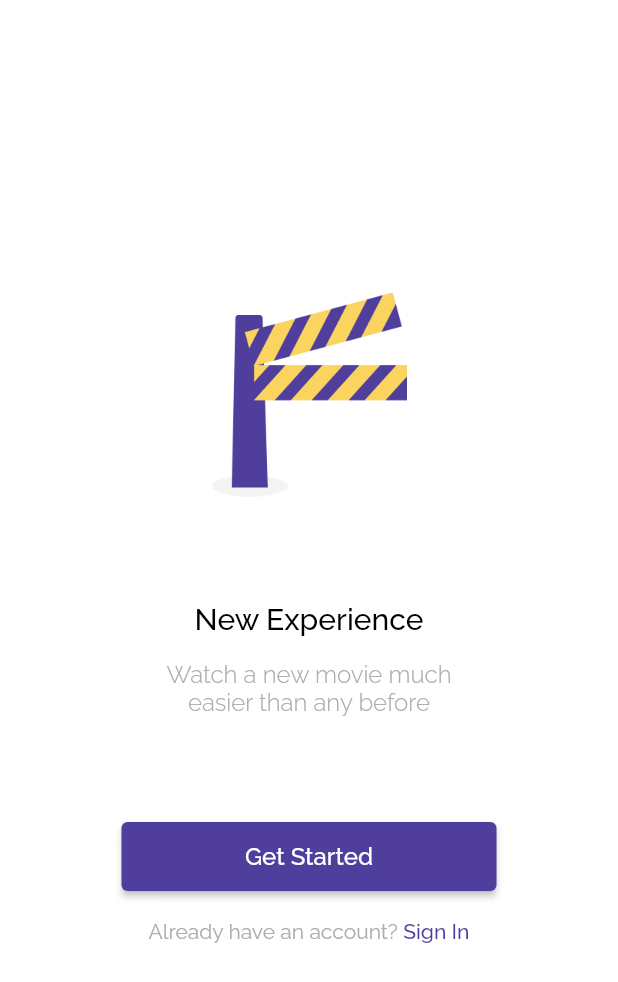
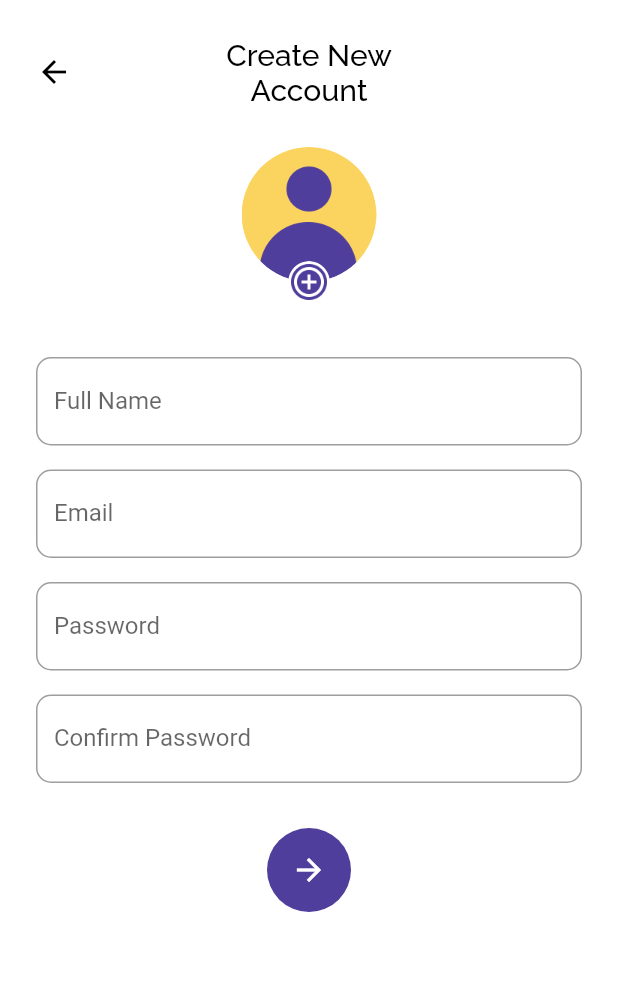
Before and after one commit to yusupcr9/yusup_flutix, a Flutter app: the screen it shows after launch, after a tap on "Get Started", on a phone screen of 412 x 824 dp. Shown: the top 982 px of the screen. Run offline on Flutter 3.47's test engine with Material 2 defaults, Android fonts, the light colour scheme and no system bars; our stand-ins replace another_flushbar, bloc, cloud_firestore, email_validator, equatable, firebase_auth and 6 more; accounts and stored records are empty.

Commit message:
sign up page (belum selesai)

```diff
--- a/yusup_flutix/lib/bloc/page_bloc.dart
+++ b/yusup_flutix/lib/bloc/page_bloc.dart
@@ -1,5 +1,7 @@
 import 'package:bloc/bloc.dart';
 import 'package:equatable/equatable.dart';
+import 'package:yusup_flutix/bloc/blocs.dart';
+import 'package:yusup_flutix/models/models.dart';
 
 part 'page_event.dart';
 part 'page_state.dart';
@@ -13,6 +15,12 @@ class PageBloc extends Bloc<PageEvent, PageState> {
         emit(OnLoginPage());
       } else if (event is GoToMainPage) {
         emit(OnMainPage());
+      } else if (event is GoToRegistrationPage) {
+        emit(OnRegistrationPage(event.registrationData));
+      } else if (event is GoToPreferencenPage) {
+        emit(OnPreferencePage(event.registrationData));
+      } else if (event is GoToAccountConfirmationPage) {
+        emit(OnAccountConfirmationPage(event.registrationData));
       }
     });
   }
--- a/yusup_flutix/lib/bloc/page_event.dart
+++ b/yusup_flutix/lib/bloc/page_event.dart
@@ -18,3 +18,24 @@ class GoToMainPage extends PageEvent {
   @override
   List<Object> get props => [];
 }
+
+class GoToRegistrationPage extends PageEvent {
+  final RegistrationData registrationData;
+  GoToRegistrationPage(this.registrationData);
+  @override
+  List<Object> get props => [];
+}
+
+class GoToPreferencenPage extends PageEvent {
+  final RegistrationData registrationData;
+  GoToPreferencenPage(this.registrationData);
+  @override
+  List<Object> get props => [];
+}
+
+class GoToAccountConfirmationPage extends PageEvent {
+  final RegistrationData registrationData;
+  GoToAccountConfirmationPage(this.registrationData);
+  @override
+  List<Object> get props => [];
+}
--- a/yusup_flutix/lib/bloc/page_state.dart
+++ b/yusup_flutix/lib/bloc/page_state.dart
@@ -23,3 +23,24 @@ class OnMainPage extends PageState {
   @override
   List<Object> get props => [];
 }
+
+class OnRegistrationPage extends PageState {
+  final RegistrationData registrationData;
+  OnRegistrationPage(this.registrationData);
+  @override
+  List<Object> get props => [];
+}
+
+class OnPreferencePage extends PageState {
+  final RegistrationData registrationData;
+  OnPreferencePage(this.registrationData);
+  @override
+  List<Object> get props => [];
+}
+
+class OnAccountConfirmationPage extends PageState {
+  final RegistrationData registrationData;
+  OnAccountConfirmationPage(this.registrationData);
+  @override
+  List<Object> get props => [];
+}
--- a/yusup_flutix/lib/models/models.dart
+++ b/yusup_flutix/lib/models/models.dart
@@ -1,3 +1,6 @@
+import 'dart:io';
+
 import 'package:equatable/equatable.dart';
 
 part 'flutix_user.dart';
+part 'registration_data.dart';
--- /dev/null
+++ b/yusup_flutix/lib/models/registration_data.dart
@@ -0,0 +1,19 @@
+part of 'models.dart';
+
+class RegistrationData {
+  String? name;
+  String? email;
+  String? password;
+  List<String>? selectedGenres;
+  String? selectedLanguage;
+  File? profileImage;
+
+  RegistrationData({
+    this.name = "",
+    this.email = "",
+    this.password = "",
+    this.selectedGenres = const [],
+    this.selectedLanguage = "",
+    this.profileImage,
+  });
+}
--- /dev/null
+++ b/yusup_flutix/lib/ui/pages/account_confirmation_page.dart
@@ -0,0 +1 @@
+part of 'pages.dart';
--- a/yusup_flutix/lib/ui/pages/pages.dart
+++ b/yusup_flutix/lib/ui/pages/pages.dart
@@ -1,9 +1,12 @@
+import 'dart:io';
+
 import 'package:another_flushbar/flushbar.dart';
 import 'package:email_validator/email_validator.dart';
 import 'package:firebase_auth/firebase_auth.dart';
 import 'package:flutter/material.dart';
 import 'package:flutter_spinkit/flutter_spinkit.dart';
 import 'package:google_fonts/google_fonts.dart';
+import 'package:image_picker/image_picker.dart';
 import 'package:intl/intl.dart';
 import 'package:material_design_icons_flutter/material_design_icons_flutter.dart';
 import 'package:provider/provider.dart';
@@ -12,8 +15,22 @@ import 'package:yusup_flutix/services/services.dart';
 import 'package:flutter_bloc/flutter_bloc.dart';
 import 'package:yusup_flutix/shared/shared.dart';
 
+import '../../models/models.dart';
+
 part 'wrapper.dart';
 part 'main_page.dart';
 part 'sign_in_page.dart';
 part 'splash_page.dart';
 part 'movie_page.dart';
+part 'sign_up_page.dart';
+part 'account_confirmation_page.dart';
+part 'preference_page.dart';
+
+Future<File> getImage() async {
+  final ImagePicker _picker = ImagePicker();
+  XFile? image;
+  File? imageFile;
+  image = await _picker.pickImage(source: ImageSource.gallery);
+  imageFile = File(image!.path);
+  return imageFile;
+}
--- /dev/null
+++ b/yusup_flutix/lib/ui/pages/preference_page.dart
@@ -0,0 +1 @@
+part of 'pages.dart';
--- a/yusup_flutix/lib/ui/pages/sign_in_page.dart
+++ b/yusup_flutix/lib/ui/pages/sign_in_page.dart
@@ -21,7 +21,7 @@ class _SignInPageState extends State<SignInPage> {
         .read<ThemeBloc>()
         .add(ChangeTheme(ThemeData().copyWith(primaryColor: accentColor2)));
     return WillPopScope(
-      onWillPop: () {
+      onWillPop: () async {
         context.read<PageBloc>().add(GoToSplashPage());
         return Future.value(false);
       },
--- /dev/null
+++ b/yusup_flutix/lib/ui/pages/sign_up_page.dart
@@ -0,0 +1,176 @@
+part of 'pages.dart';
+
+class SignUpPage extends StatefulWidget {
+  final RegistrationData? registrationData;
+  const SignUpPage({Key? key, this.registrationData}) : super(key: key);
+
+  @override
+  State<SignUpPage> createState() => _SignUpPageState();
+}
+
+class _SignUpPageState extends State<SignUpPage> {
+  TextEditingController nameController = TextEditingController();
+  TextEditingController emailController = TextEditingController();
+  TextEditingController passwordController = TextEditingController();
+  TextEditingController retypePasswordController = TextEditingController();
+
+  @override
+  void initState() {
+    super.initState();
+    nameController.text = widget.registrationData!.name!;
+    emailController.text = widget.registrationData!.email!;
+  }
+
+  @override
+  Widget build(BuildContext context) {
+    return WillPopScope(
+        onWillPop: (() async {
+          context.read<PageBloc>().add(GoToSplashPage());
+          return Future.value(false);
+        }),
+        child: Scaffold(
+          body: Container(
+              color: Colors.white,
+              padding: EdgeInsets.symmetric(horizontal: defaultMargin),
+              child: ListView(
+                children: [
+                  Column(
+                    children: [
+                      Container(
+                        margin: EdgeInsets.only(top: 20, bottom: 22),
+                        height: 56,
+                        child: Stack(children: [
+                          Align(
+                              alignment: Alignment.centerLeft,
+                              child: GestureDetector(
+                                onTap: () {
+                                  context
+                                      .read<PageBloc>()
+                                      .add(GoToSplashPage());
+                                },
+                                child:
+                                    Icon(Icons.arrow_back, color: Colors.black),
+                              )),
+                          Center(
+                            child: Text(
+                              "Create New\nAccount",
+                              style: blackTextFont.copyWith(fontSize: 20),
+                              textAlign: TextAlign.center,
+                            ),
+                          ),
+                        ]),
+                      ),
+                      Container(
+                        width: 90,
+                        height: 104,
+                        child: Stack(
+                          children: [
+                            Container(
+                              height: 90,
+                              width: 90,
+                              decoration: BoxDecoration(
+                                  shape: BoxShape.circle,
+                                  image: DecorationImage(
+                                      image: (widget.registrationData!
+                                                  .profileImage ==
+                                              null)
+                                          ? AssetImage("assets/user_pic.png")
+                                              as ImageProvider
+                                          : FileImage(widget
+                                              .registrationData!.profileImage!),
+                                      fit: BoxFit.cover)),
+                            ),
+                            Align(
+                              alignment: Alignment.bottomCenter,
+                              child: GestureDetector(
+                                onTap: () async {
+                                  if (widget.registrationData!.profileImage ==
+                                      null) {
+                                    widget.registrationData!.profileImage =
+                                        await getImage();
+                                  } else {
+                                    widget.registrationData!.profileImage =
+                                        null;
+                                  }
+                                  ;
+                                  setState(() {});
+                                },
+                                child: Container(
+                                  height: 28,
+                                  width: 28,
+                                  decoration: BoxDecoration(
+                                    shape: BoxShape.circle,
+                                    image: DecorationImage(
+                                        image: AssetImage((widget
+                                                    .registrationData!
+                                                    .profileImage ==
+                                                null)
+                                            ? "assets/btn_add_photo.png"
+                                            : "assets/btn_del_photo")),
+                                  ),
+                                ),
+                              ),
+                            )
+                          ],
+                        ),
+                      ),
+                      SizedBox(height: 36),
+                      TextField(
+                        controller: nameController,
+                        decoration: InputDecoration(
+                          border: OutlineInputBorder(
+                            borderRadius: BorderRadius.circular(10),
+                          ),
+                          labelText: "Full Name",
+                          hintText: "Full Name",
+                        ),
+                      ),
+                      SizedBox(height: 16),
+                      TextField(
+                        controller: emailController,
+                        decoration: InputDecoration(
+                          border: OutlineInputBorder(
+                            borderRadius: BorderRadius.circular(10),
+                          ),
+                          labelText: "Email",
+                          hintText: "Email",
+                        ),
+                      ),
+                      SizedBox(height: 16),
+                      TextField(
+                        controller: passwordController,
+                        decoration: InputDecoration(
+                          border: OutlineInputBorder(
+                            borderRadius: BorderRadius.circular(10),
+                          ),
+                          labelText: "Password",
+                          hintText: "Password",
+                        ),
+                      ),
+                      SizedBox(height: 16),
+                      TextField(
+                        controller: retypePasswordController,
+                        decoration: InputDecoration(
+                          border: OutlineInputBorder(
+                            borderRadius: BorderRadius.circular(10),
+                          ),
+                          labelText: "Confirm Password",
+                          hintText: "Confirm Password",
+                        ),
+                      ),
+                      SizedBox(
+                        height: 30,
+                      ),
+                      FloatingActionButton(
+                        child: Icon(Icons.arrow_forward),
+                        backgroundColor: mainColor,
+                        elevation: 0,
+                        onPressed: () {},
+                      )
+                    ],
+                  )
+                ],
+              )),
+        ));
+  }
+}
--- a/yusup_flutix/lib/ui/pages/splash_page.dart
+++ b/yusup_flutix/lib/ui/pages/splash_page.dart
@@ -44,7 +44,12 @@ class SplashPage extends StatelessWidget {
                   style: ElevatedButton.styleFrom(
                     primary: mainColor,
                   ),
-                  onPressed: () {},
+                  onPressed: () {
+                    RegistrationData registrationData = RegistrationData();
+                    context
+                        .read<PageBloc>()
+                        .add(GoToRegistrationPage(registrationData));
+                  },
                 ),
               ),
               Row(
--- a/yusup_flutix/lib/ui/pages/wrapper.dart
+++ b/yusup_flutix/lib/ui/pages/wrapper.dart
@@ -25,6 +25,10 @@ class Wrapper extends StatelessWidget {
             ? const SplashPage()
             : (pageState is OnLoginPage)
                 ? const SignInPage()
-                : const MainPage());
+                : (pageState is OnRegistrationPage)
+                    ? SignUpPage(
+                        registrationData: pageState.registrationData,
+                      )
+                    : const MainPage());
   }
 }
--- a/yusup_flutix/pubspec.yaml
+++ b/yusup_flutix/pubspec.yaml
@@ -39,6 +39,7 @@ dependencies:
   flutter_bloc: ^8.0.1
   flutter_spinkit: ^5.1.0
   google_fonts: ^2.3.2
+  image_picker: ^0.8.5+3
   intl: ^0.17.0
   material_design_icons_flutter: ^5.0.6595
   provider: ^6.0.2
```
Also changed, not shown: yusup_flutix/pubspec.lock.
